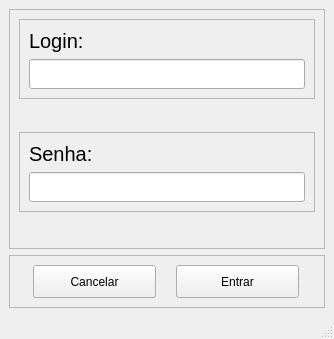
eduardogm22/controle_patrimonio, file PATP/asset_ctrl/templates/interfaces/login.ui: the form before one commit.
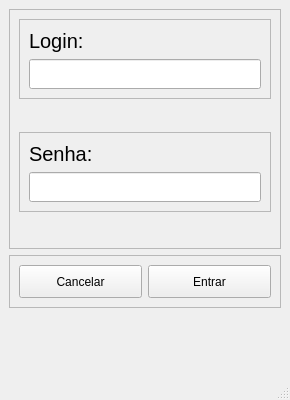
The form after the commit.

Commit message:
Tela de registro de produtos com lógica e funcionalidades implementadas
Parte funcional da tela de registro de produtos finalizada, faltando implementar regras de negócio e ajustes de estilização para melhor experiência do usuário.

What changed in the file:
```diff
--- a/PATP/asset_ctrl/templates/interfaces/login.ui
+++ b/PATP/asset_ctrl/templates/interfaces/login.ui
@@ -6,8 +6,8 @@
    <rect>
     <x>0</x>
     <y>0</y>
-    <width>334</width>
-    <height>337</height>
+    <width>290</width>
+    <height>400</height>
    </rect>
   </property>
   <property name="maximumSize">
```
The commit also changes 5 other files.
